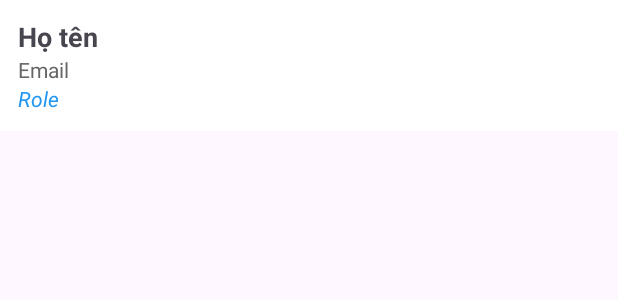
After one commit to namle23kjd/PRM392_FinalProject, an Android app: the layout item_user.xml on its own in the app's theme, with its tools: preview values and no code run, on a phone screen of 412 x 824 dp. The commit adds this screen. Shown: the top 300 px of the screen. Run offline under Robolectric (Android 15) with nearby library versions, the phone set to English and light mode, and no system bars.

```diff
--- a/app/src/main/AndroidManifest.xml
+++ b/app/src/main/AndroidManifest.xml
@@ -27,6 +27,9 @@
         <activity
             android:name=".MainActivity"
             android:exported="false" />
+        <activity
+            android:name=".views.AdminActivity"
+            android:exported="false" />
     </application>
 
 </manifest>
--- a/app/src/main/java/com/example/prm392_finalproject/models/User.java
+++ b/app/src/main/java/com/example/prm392_finalproject/models/User.java
@@ -2,7 +2,7 @@ package com.example.prm392_finalproject.models;
 
 import java.util.Date;
 
-public class User {
+public class User implements java.io.Serializable {
     private int customer_id;
     private String gender;
     private String first_name;
--- /dev/null
+++ b/app/src/main/res/layout/item_user.xml
@@ -0,0 +1,35 @@
+<?xml version="1.0" encoding="utf-8"?>
+<LinearLayout xmlns:android="http://schemas.android.com/apk/res/android"
+    android:layout_width="match_parent"
+    android:layout_height="wrap_content"
+    android:orientation="vertical"
+    android:padding="12dp"
+    android:background="@android:color/white"
+    android:layout_marginBottom="8dp">
+
+    <TextView
+        android:id="@+id/tvName"
+        android:layout_width="wrap_content"
+        android:layout_height="wrap_content"
+        android:text="Họ tên"
+        android:textStyle="bold"
+        android:textSize="18sp" />
+
+    <TextView
+        android:id="@+id/tvEmail"
+        android:layout_width="wrap_content"
+        android:layout_height="wrap_content"
+        android:text="Email"
+        android:textSize="14sp"
+        android:textColor="#666" />
+
+    <TextView
+        android:id="@+id/tvRole"
+        android:layout_width="wrap_content"
+        android:layout_height="wrap_content"
+        android:text="Role"
+        android:textSize="14sp"
+        android:textColor="#2196F3"
+        android:textStyle="italic" />
+
+</LinearLayout>
```
Also changed, not shown: app/src/main/java/com/example/prm392_finalproject/views/AdminActivity.java (added, +48 -0 lines), app/src/main/java/com/example/prm392_finalproject/views/LoginActivity.java (+22 -3 lines), app/src/main/java/com/example/prm392_finalproject/views/UserAdapter.java (added, +49 -0 lines), app/src/main/res/layout/activity_admin.xml (added, +24 -0 lines).
